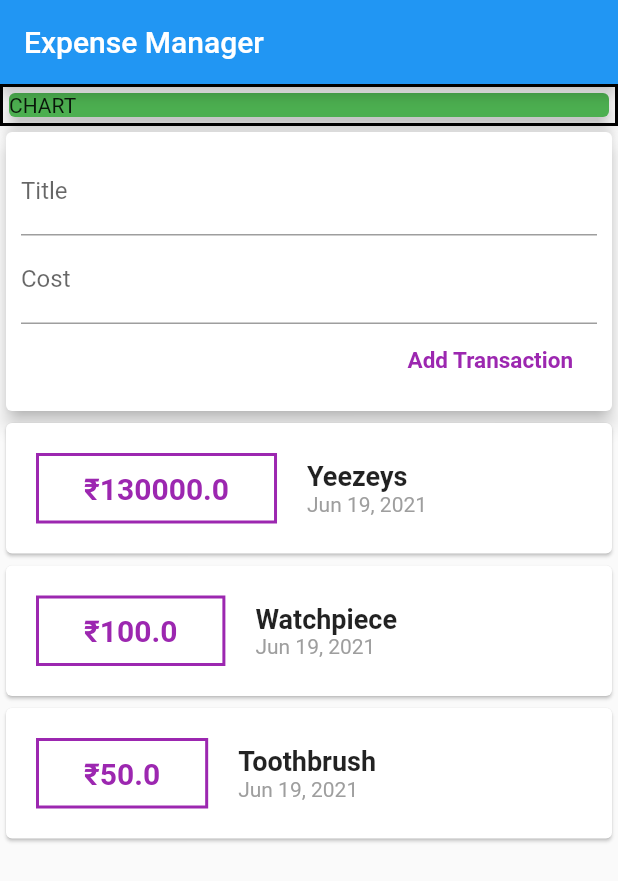
After one commit to archrave/Expense-Manager-App, a Flutter app: the screen it shows after launch, on a phone screen of 412 x 824 dp. The commit adds this screen. Shown: the top 881 px of the screen. Run offline on Flutter 3.47's test engine with Material 2 defaults, Android fonts, the phone set to English and light mode, and no system bars; missing offline and left inert: dart:ffi.

Commit message:
Split the app into Widgets, made a newtransaction UI logic

```diff
--- /dev/null
+++ b/lib/classes/transaction.dart
@@ -0,0 +1,14 @@
+import 'package:flutter/material.dart';
+
+class Transaction {
+  final String id;
+  final String title;
+  final double amount;
+  final DateTime date;
+
+  Transaction(
+      {@required this.id,
+      @required this.title,
+      @required this.amount,
+      @required this.date});
+}
--- /dev/null
+++ b/lib/widgets/list.dart
@@ -0,0 +1,53 @@
+import 'package:flutter/material.dart';
+import '../classes/transaction.dart';
+import 'package:intl/intl.dart';
+
+class TransactionList extends StatelessWidget {
+  final List<Transaction> transactions;
+
+  TransactionList(this.transactions);
+
+  @override
+  Widget build(BuildContext context) {
+    return Column(
+      children: transactions.map((tx) {
+        return Card(
+            child: Row(
+          children: <Widget>[
+            Container(
+              //margin: EdgeInsets.symmetric(vertical: 20, horizontal: 20),
+              margin: EdgeInsets.fromLTRB(20, 20, 20, 20),
+              padding: EdgeInsets.fromLTRB(30, 10, 30, 10),
+              child: Text('₹${tx.amount.toString()}',
+                  style: TextStyle(
+                    fontWeight: FontWeight.bold,
+                    fontSize: 20,
+                    color: Colors.purple,
+                  )),
+              decoration: BoxDecoration(
+                border: Border.all(color: Colors.purple, width: 2),
+              ),
+            ),
+            Column(
+              crossAxisAlignment: CrossAxisAlignment.start,
+              children: [
+                Text(
+                  tx.title,
+                  style: TextStyle(
+                    fontWeight: FontWeight.bold,
+                    fontSize: 18,
+                  ),
+                ),
+                Text(DateFormat.yMMMd().format(tx.date),
+                    style: TextStyle(
+                      //fontWeight: FontWeight.bold,
+                      color: Colors.grey,
+                    )),
+              ],
+            )
+          ],
+        ));
+      }).toList(),
+    );
+  }
+}
--- /dev/null
+++ b/lib/widgets/new_transaction.dart
@@ -0,0 +1,62 @@
+import 'dart:ffi';
+
+import 'package:flutter/material.dart';
+
+class NewTransaction extends StatelessWidget {
+  //const NewTransaction({Key? key}) : super(key: key);
+
+  final Function newTransactionRef;
+  // String inputText;
+  // String inputCost;
+
+  //This TextEditigController is from flutter to run the controller: function every frame
+  final textController = TextEditingController();
+  final costController = TextEditingController();
+
+  NewTransaction(this.newTransactionRef);
+  @override
+  Widget build(BuildContext context) {
+    return Card(
+      elevation: 5,
+      child: Container(
+          //margin: EdgeInsets.all(10),
+          padding: EdgeInsets.all(10),
+          child: Column(
+            crossAxisAlignment: CrossAxisAlignment.end,
+            children: [
+              TextField(
+                decoration: InputDecoration(labelText: 'Title'),
+                controller: textController, //Value gets saved every frame
+                // onChanged: (value) {
+                //   inputText = value;
+                // },
+              ),
+              TextField(
+                decoration: InputDecoration(labelText: 'Cost'),
+                controller: costController,
+                // onChanged: (value) {
+                //   inputCost = value;
+                // },
+              ),
+              FlatButton(
+                  child: Text(
+                    "Add Transaction",
+                    style: TextStyle(
+                      fontWeight: FontWeight.bold,
+                      fontSize: 15,
+                      color: Colors.purple,
+                    ),
+                  ),
+                  onPressed: () {
+                    //   print('Title: $inputText');
+                    //   print('Cost: $inputCost');
+                    newTransactionRef(
+                        textController.text, double.parse(costController.text));
+                    print('Title: ${textController.text}');
+                    print('Cost: ${costController.text}');
+                  }),
+            ],
+          )),
+    );
+  }
+}
--- /dev/null
+++ b/lib/widgets/user_transaction.dart
@@ -0,0 +1,50 @@
+import 'package:flutter/material.dart';
+import './list.dart';
+import './new_transaction.dart';
+import '../classes/transaction.dart';
+
+/*  This file/Stateful Widget is just there to
+ manage our new transaction and the list of transaction widgets
+ since this is a stateful widget and 'HomePage' in our main is
+ a stateless one.   */
+
+class UserTransactions extends StatefulWidget {
+  // const UserTransactions({Key? key}) : super(key: key);
+
+  @override
+  _UserTransactionsState createState() => _UserTransactionsState();
+}
+
+class _UserTransactionsState extends State<UserTransactions> {
+  final List<Transaction> _userTransactions = [
+    Transaction(
+        id: 'T1', title: 'Yeezeys', amount: 130000, date: DateTime.now()),
+    Transaction(
+        id: 'T2', title: 'Watchpiece', amount: 100, date: DateTime.now()),
+    Transaction(
+        id: 'T3', title: 'Toothbrush', amount: 50, date: DateTime.now()),
+  ];
+
+  void _addNewTransaction(String txtitle, double txamount) {
+    final newTx = Transaction(
+      title: txtitle,
+      amount: txamount,
+      date: DateTime.now(),
+      id: DateTime.now().toString(),
+    );
+    setState(() {
+      /*   .add function used since that list object can be changed,
+        but the value inside _userTransactions (pointer) cannnot be changed
+        since final is used   */
+      _userTransactions.add(newTx);
+    });
+  }
+
+  @override
+  Widget build(BuildContext context) {
+    return Column(children: [
+      NewTransaction(_addNewTransaction),
+      TransactionList(_userTransactions),
+    ]);
+  }
+}
```
Also changed, not shown: lib/main.dart (+2 -96 lines).
